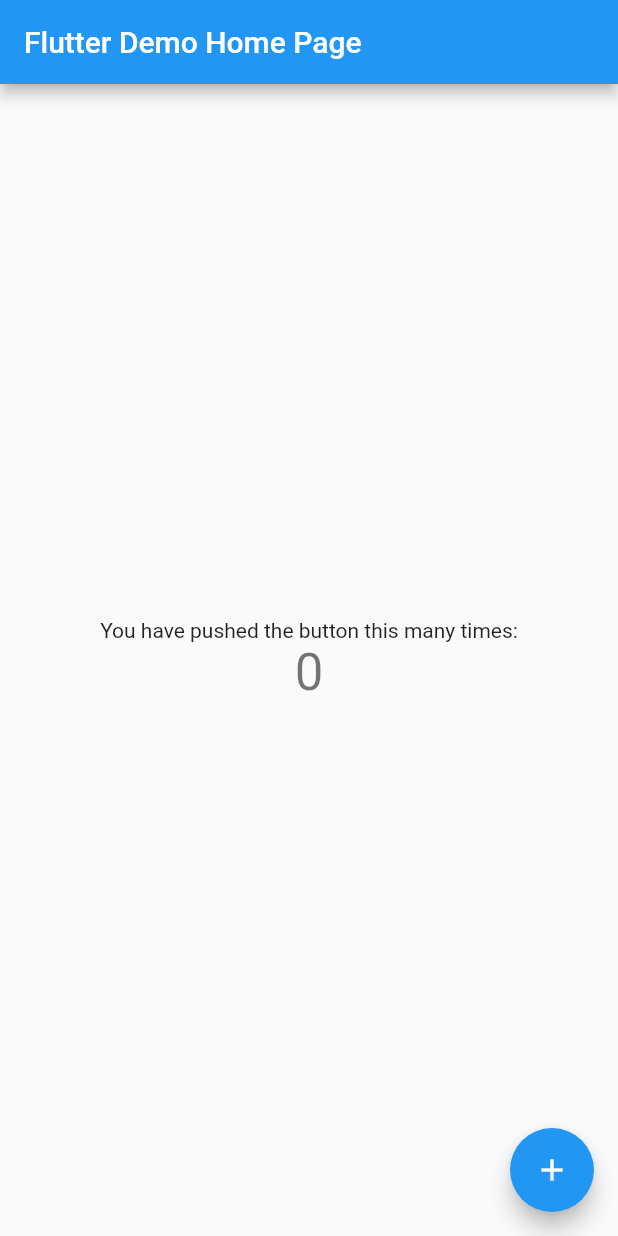
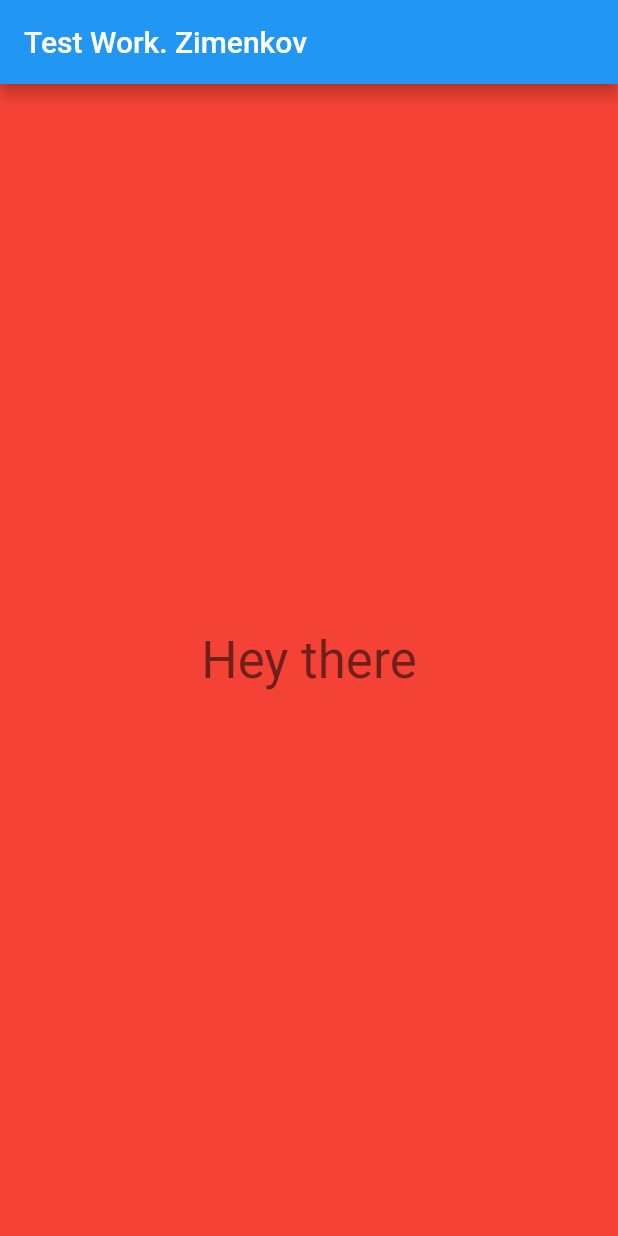
Before and after one commit to Zimenkov-Alexander/Click_and_color, a Flutter app: the screen it shows after launch, on a phone screen of 412 x 824 dp. Run offline on Flutter 3.47's test engine with Material 2 defaults, Android fonts, the phone set to English and light mode, and no system bars.

Commit message:
Разместил текст, добавил бэкграунд

```diff
--- a/lib/main.dart
+++ b/lib/main.dart
@@ -1,117 +1,45 @@
 import 'package:flutter/material.dart';
 
-void main() {
-  runApp(MyApp());
-}
+void main() => runApp(MyApp());
 
+/// This Widget is the main application widget.
 class MyApp extends StatelessWidget {
-  // This widget is the root of your application.
+  static const String _title = 'ClickAndColor';
+
   @override
   Widget build(BuildContext context) {
     return MaterialApp(
-      title: 'Flutter Demo',
-      theme: ThemeData(
-        // This is the theme of your application.
-        //
-        // Try running your application with "flutter run". You'll see the
-        // application has a blue toolbar. Then, without quitting the app, try
-        // changing the primarySwatch below to Colors.green and then invoke
-        // "hot reload" (press "r" in the console where you ran "flutter run",
-        // or simply save your changes to "hot reload" in a Flutter IDE).
-        // Notice that the counter didn't reset back to zero; the application
-        // is not restarted.
-        primarySwatch: Colors.blue,
-        // This makes the visual density adapt to the platform that you run
-        // the app on. For desktop platforms, the controls will be smaller and
-        // closer together (more dense) than on mobile platforms.
-        visualDensity: VisualDensity.adaptivePlatformDensity,
-      ),
-      home: MyHomePage(title: 'Flutter Demo Home Page'),
+      title: _title,
+      home: MyStatefulWidget(),
+      debugShowCheckedModeBanner: false,
     );
   }
 }
 
-class MyHomePage extends StatefulWidget {
-  MyHomePage({Key key, this.title}) : super(key: key);
-
-  // This widget is the home page of your application. It is stateful, meaning
-  // that it has a State object (defined below) that contains fields that affect
-  // how it looks.
-
-  // This class is the configuration for the state. It holds the values (in this
-  // case the title) provided by the parent (in this case the App widget) and
-  // used by the build method of the State. Fields in a Widget subclass are
-  // always marked "final".
-
-  final String title;
+class MyStatefulWidget extends StatefulWidget {
+  // MyStatefulWidget({Key key}) : super(key: key);
 
   @override
-  _MyHomePageState createState() => _MyHomePageState();
+  _MyStatefulWidgetState createState() => _MyStatefulWidgetState();
 }
 
-class _MyHomePageState extends State<MyHomePage> {
-  int _counter = 0;
+class _MyStatefulWidgetState extends State<MyStatefulWidget> {
+  // int _count = 0;
 
-  void _incrementCounter() {
-    setState(() {
-      // This call to setState tells the Flutter framework that something has
-      // changed in this State, which causes it to rerun the build method below
-      // so that the display can reflect the updated values. If we changed
-      // _counter without calling setState(), then the build method would not be
-      // called again, and so nothing would appear to happen.
-      _counter++;
-    });
-  }
-
-  @override
   Widget build(BuildContext context) {
-    // This method is rerun every time setState is called, for instance as done
-    // by the _incrementCounter method above.
-    //
-    // The Flutter framework has been optimized to make rerunning build methods
-    // fast, so that you can just rebuild anything that needs updating rather
-    // than having to individually change instances of widgets.
     return Scaffold(
       appBar: AppBar(
-        // Here we take the value from the MyHomePage object that was created by
-        // the App.build method, and use it to set our appbar title.
-        title: Text(widget.title),
+        title: const Text('Test Work. Zimenkov'),
       ),
       body: Center(
-        // Center is a layout widget. It takes a single child and positions it
-        // in the middle of the parent.
-        child: Column(
-          // Column is also a layout widget. It takes a list of children and
-          // arranges them vertically. By default, it sizes itself to fit its
-          // children horizontally, and tries to be as tall as its parent.
-          //
-          // Invoke "debug painting" (press "p" in the console, choose the
-          // "Toggle Debug Paint" action from the Flutter Inspector in Android
-          // Studio, or the "Toggle Debug Paint" command in Visual Studio Code)
-          // to see the wireframe for each widget.
-          //
-          // Column has various properties to control how it sizes itself and
-          // how it positions its children. Here we use mainAxisAlignment to
-          // center the children vertically; the main axis here is the vertical
-          // axis because Columns are vertical (the cross axis would be
-          // horizontal).
-          mainAxisAlignment: MainAxisAlignment.center,
-          children: <Widget>[
-            Text(
-              'You have pushed the button this many times:',
-            ),
-            Text(
-              '$_counter',
-              style: Theme.of(context).textTheme.headline4,
-            ),
-          ],
-        ),
-      ),
-      floatingActionButton: FloatingActionButton(
-        onPressed: _incrementCounter,
-        tooltip: 'Increment',
-        child: Icon(Icons.add),
-      ), // This trailing comma makes auto-formatting nicer for build methods.
+          child:
+              Text('Hey there', style: Theme.of(context).textTheme.headline4)),
+      backgroundColor: Colors.red,
+      // floatingActionButton: FloatingActionButton(
+      // onPressed: () => setState(() => _count++),
+      // tooltip: 'Increment Counter',
+      // child: const Icon(Icons.add),
+      // ),
     );
   }
 }
```
